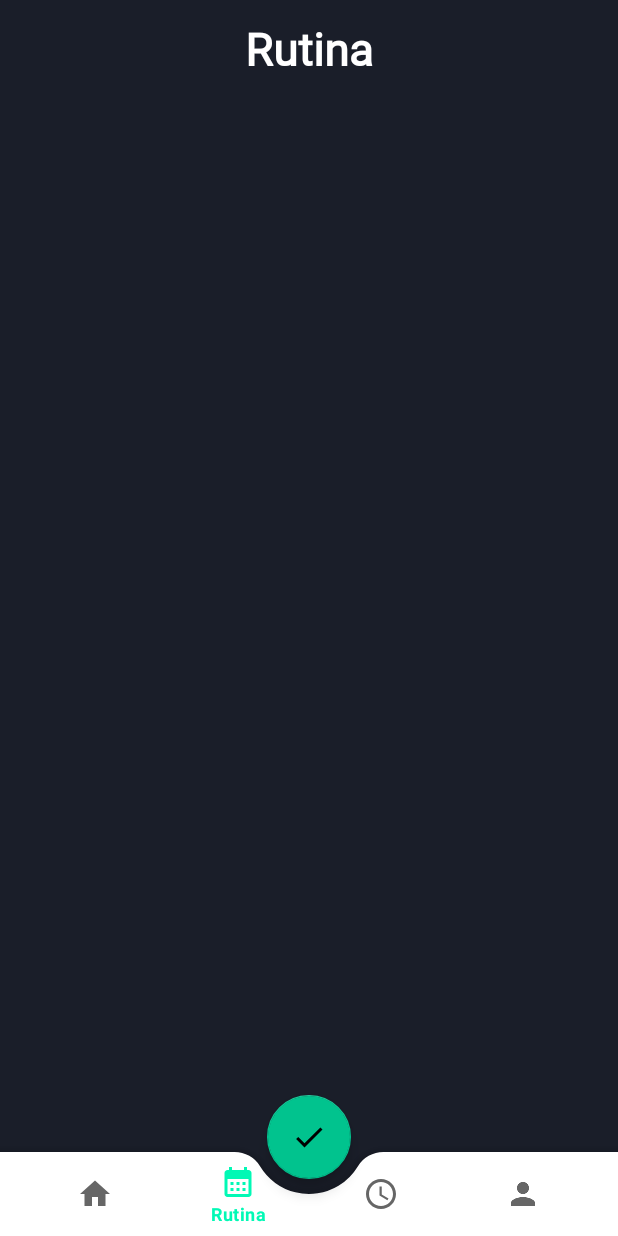
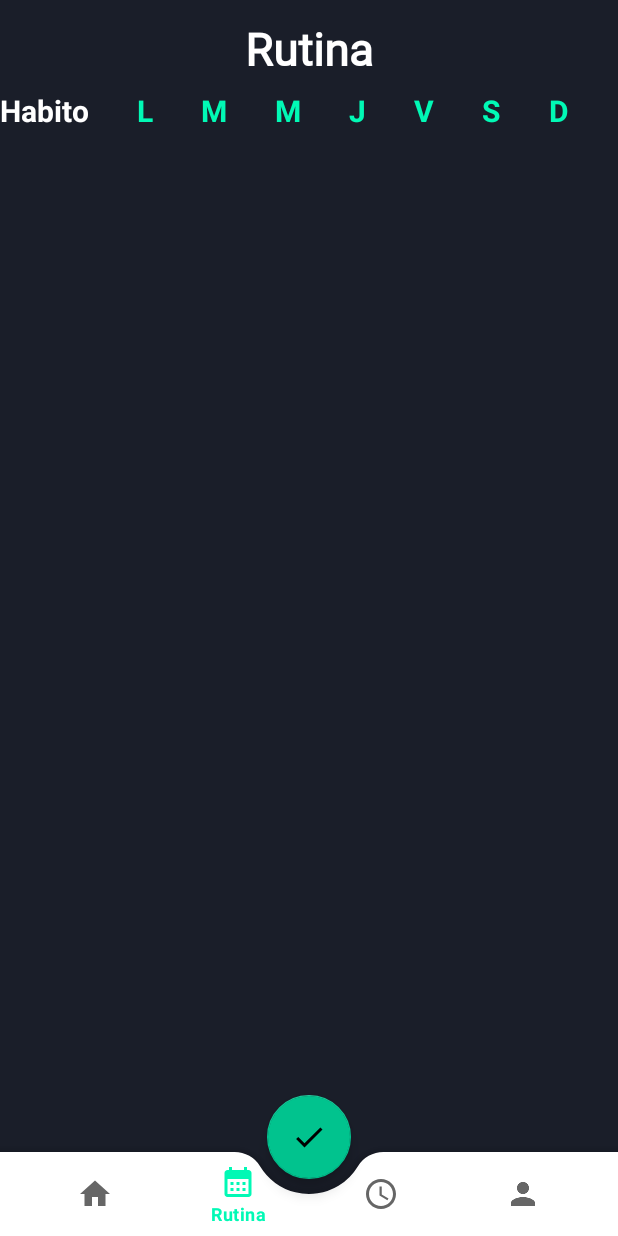
Before and after one commit to OmarQuinonez21/baseDeProyecto, an Android app: the RutinaActivity screen opened directly, with no data from a screen before it, on a phone screen of 412 x 824 dp. Run offline under Robolectric (Android 15) with nearby library versions, the phone set to English and light mode, and no system bars.

Commit message:
Ver Tabla HABITOS en activity Rutina

```diff
--- a/app/src/main/java/com/example/inicio/RutinaActivity.java
+++ b/app/src/main/java/com/example/inicio/RutinaActivity.java
@@ -1,18 +1,29 @@
 package com.example.inicio;
 
+import static com.example.inicio.bdHelper.TABLE_HABITS;
+
 import androidx.appcompat.app.AppCompatActivity;
+import androidx.recyclerview.widget.LinearLayoutManager;
+import androidx.recyclerview.widget.RecyclerView;
 
 import android.content.Intent;
+import android.database.Cursor;
+import android.database.sqlite.SQLiteDatabase;
 import android.os.Bundle;
 import android.view.View;
-import android.widget.ImageButton;
 
+import com.example.inicio.adaptadoresRutina.ListaRutinasAdapter;
 import com.example.inicio.databinding.ActivityMainBinding;
+import com.example.inicio.entidadesRutina.Rutina;
 import com.google.android.material.bottomnavigation.BottomNavigationView;
 import com.google.android.material.floatingactionbutton.FloatingActionButton;
 
+import java.util.ArrayList;
+
 public class RutinaActivity extends AppCompatActivity {
     String nombreUsuario;
+    RecyclerView listaRutinas;
+    ArrayList<Rutina> listaArrayRutinas;
     @Override
     protected void onCreate(Bundle savedInstanceState) {
         super.onCreate(savedInstanceState);
@@ -20,6 +31,14 @@ public class RutinaActivity extends AppCompatActivity {
 
         setContentView(R.layout.activity_rutina);
         getSupportActionBar().hide(); //esconde el titulo de la app para usar toda la pantalla
+        listaRutinas=findViewById(R.id.lista_habitos);
+
+        listaRutinas.setLayoutManager(new LinearLayoutManager(this));
+        dbRutina BaseDatosRutina =new dbRutina(RutinaActivity.this);
+        listaArrayRutinas = new ArrayList<>();
+        ListaRutinasAdapter adapterRutina = new ListaRutinasAdapter(BaseDatosRutina.mostrarContactos());
+        listaRutinas.setAdapter(adapterRutina);
+
         BottomNavigationView navRutina = findViewById(R.id.bottomNavigationView);
         navRutina.setSelectedItemId(R.id.navigation_rut);
         navRutina.setBackground(null);
@@ -65,5 +84,7 @@ public class RutinaActivity extends AppCompatActivity {
 
 
 
+
     }
+
 }
--- /dev/null
+++ b/app/src/main/java/com/example/inicio/adaptadoresRutina/ListaRutinasAdapter.java
@@ -0,0 +1,63 @@
+package com.example.inicio.adaptadoresRutina;
+
+import android.view.LayoutInflater;
+import android.view.View;
+import android.view.ViewGroup;
+import android.widget.TextView;
+
+import androidx.annotation.NonNull;
+import androidx.recyclerview.widget.RecyclerView;
+
+import com.example.inicio.R;
+import com.example.inicio.entidadesRutina.Rutina;
+
+import java.util.ArrayList;
+
+public class ListaRutinasAdapter extends RecyclerView.Adapter<ListaRutinasAdapter.RutinaViewHolder>{
+
+    ArrayList<Rutina> listaRutinas;
+    public ListaRutinasAdapter(ArrayList<Rutina> listaRutinas){
+        this.listaRutinas = listaRutinas;
+    }
+
+
+    @NonNull
+    @Override
+    public ListaRutinasAdapter.RutinaViewHolder onCreateViewHolder(@NonNull ViewGroup parent, int viewType) {
+        View view = LayoutInflater.from(parent.getContext()).inflate(R.layout.lista_item_rutina, null,false );
+        return new RutinaViewHolder(view);
+    }
+
+    @Override
+    public void onBindViewHolder(@NonNull ListaRutinasAdapter.RutinaViewHolder holder, int position) {
+        holder.column_habito.setText(listaRutinas.get(position).getHabito());
+        holder.column_lunes.setText(listaRutinas.get(position).getLunes());
+        holder.column_martes.setText(listaRutinas.get(position).getMartes());
+        holder.column_miercoles.setText(listaRutinas.get(position).getMiercoles());
+        holder.column_jueves.setText(listaRutinas.get(position).getJueves());
+        holder.column_viernes.setText(listaRutinas.get(position).getViernes());
+        holder.column_sabado.setText(listaRutinas.get(position).getSabado());
+        holder.column_domingo.setText(listaRutinas.get(position).getDomingo());
+    }
+
+    @Override
+    public int getItemCount() {
+        return listaRutinas.size();
+    }
+
+    public class RutinaViewHolder extends RecyclerView.ViewHolder {
+
+        TextView column_habito, column_lunes, column_martes, column_miercoles, column_jueves, column_viernes, column_sabado, column_domingo;
+        public RutinaViewHolder(@NonNull View itemView) {
+            super(itemView);
+            column_habito = itemView.findViewById(R.id.column_habito);
+            column_lunes = itemView.findViewById(R.id.column_lunes);
+            column_martes = itemView.findViewById(R.id.column_martes);
+            column_miercoles = itemView.findViewById(R.id.column_miercoles);
+            column_jueves = itemView.findViewById(R.id.column_jueves);
+            column_viernes = itemView.findViewById(R.id.column_viernes);
+            column_sabado = itemView.findViewById(R.id.column_sabado);
+            column_domingo = itemView.findViewById(R.id.column_domingo);
+        }
+    }
+}
--- a/app/src/main/java/com/example/inicio/bdHelper.java
+++ b/app/src/main/java/com/example/inicio/bdHelper.java
@@ -5,6 +5,10 @@ import android.database.Cursor;
 import android.database.sqlite.SQLiteDatabase;
 import android.database.sqlite.SQLiteOpenHelper;
 import android.util.Log;
+
+import com.example.inicio.entidadesRutina.Rutina;
+
+import java.util.ArrayList;
 
 public class bdHelper extends SQLiteOpenHelper {
     //Nombre de la base de datos
@@ -193,4 +197,6 @@ public class bdHelper extends SQLiteOpenHelper {
         Cursor cursor = db.query("usuarios", projection, selection, selectionArgs, null, null, null);
         return cursor;
     }
+
+
 }
--- /dev/null
+++ b/app/src/main/java/com/example/inicio/dbRutina.java
@@ -0,0 +1,81 @@
+package com.example.inicio;
+
+import android.content.Context;
+import android.database.Cursor;
+import android.database.sqlite.SQLiteDatabase;
+
+import androidx.annotation.Nullable;
+
+import com.example.inicio.entidadesRutina.Rutina;
+
+import java.util.ArrayList;
+
+public class dbRutina extends bdHelper{
+    Context context;
+
+    public dbRutina(@Nullable Context context) {
+        super(context);
+        this.context = context;
+    }
+
+    public ArrayList<Rutina> mostrarContactos() {
+
+        bdHelper dbHelper = new bdHelper(context);
+        SQLiteDatabase db = dbHelper.getWritableDatabase();
+
+        ArrayList<Rutina> listaRutina = new ArrayList<>();
+        Rutina contacto;
+        Cursor cursorContactos;
+
+        cursorContactos = db.rawQuery("SELECT * FROM " + TABLE_HABITS + " ORDER BY habito ASC", null);
+
+        if (cursorContactos.moveToFirst()) {
+            do {
+                contacto = new Rutina();
+                contacto.setId(cursorContactos.getInt(0));
+                contacto.setHabito(cursorContactos.getString(1));
+                contacto.setLunes(cursorContactos.getString(2));
+                contacto.setMartes(cursorContactos.getString(3));
+                contacto.setMiercoles(cursorContactos.getString(4));
+                contacto.setJueves(cursorContactos.getString(5));
+                contacto.setViernes(cursorContactos.getString(6));
+                contacto.setSabado(cursorContactos.getString(7));
+                contacto.setDomingo(cursorContactos.getString(8));
+                listaRutina.add(contacto);
+            } while (cursorContactos.moveToNext());
+        }
+
+        cursorContactos.close();
+
+        return listaRutina;
+    }
+
+    public Rutina verContacto(int id) {
+
+        bdHelper dbHelper = new bdHelper(context);
+        SQLiteDatabase db = dbHelper.getWritableDatabase();
+
+        Rutina contacto = null;
+        Cursor cursorContactos;
+
+        cursorContactos = db.rawQuery("SELECT * FROM " + TABLE_HABITS + " WHERE id = " + id + " LIMIT 1", null);
+
+        if (cursorContactos.moveToFirst()) {
+            contacto = new Rutina();
+            contacto.setId(cursorContactos.getInt(0));
+            contacto.setHabito(cursorContactos.getString(1));
+            contacto.setLunes(cursorContactos.getString(2));
+            contacto.setMartes(cursorContactos.getString(3));
+            contacto.setMiercoles(cursorContactos.getString(4));
+            contacto.setJueves(cursorContactos.getString(5));
+            contacto.setViernes(cursorContactos.getString(6));
+            contacto.setSabado(cursorContactos.getString(7));
+            contacto.setDomingo(cursorContactos.getString(8));
+        }
+
+        cursorContactos.close();
+
+        return contacto;
+    }
+
+}
--- a/app/src/main/java/com/example/inicio/pomodoroActivity.java
+++ b/app/src/main/java/com/example/inicio/pomodoroActivity.java
@@ -172,6 +172,7 @@ public class pomodoroActivity extends AppCompatActivity {
                                     mTextViewCountDown.setTextSize(30);
                                     mTextViewCountDown.setText(mensaje);
                                     indicaciones.setTextColor(Color.WHITE);
+                                    indicaciones.setVisibility(View.INVISIBLE);
                                     //aqui se puede agregar una booleana para descanso y cuando salga la boleana dar felicitaciones
                                 }
                             }.start();
@@ -209,6 +210,7 @@ public class pomodoroActivity extends AppCompatActivity {
 
     private void resetTimer() {
         indicaciones.setText("Ingresa los minutos de concentracion");
+        indicaciones.setVisibility(View.VISIBLE);
         indicaciones.setTextColor(Color.WHITE);
         x = START_TIME_IN_MILLIS;
         updateCountDownText();
--- a/app/src/main/res/layout/activity_rutina.xml
+++ b/app/src/main/res/layout/activity_rutina.xml
@@ -26,6 +26,105 @@
         app:layout_constraintStart_toStartOf="parent"
         app:layout_constraintTop_toTopOf="parent" />
 </androidx.constraintlayout.widget.ConstraintLayout>
+    <RelativeLayout
+        android:layout_width="match_parent"
+        android:layout_height="match_parent">
+
+        <LinearLayout
+            android:layout_width="match_parent"
+            android:layout_height="68dp"
+            android:layout_marginTop="60dp"
+            android:orientation="horizontal">
+
+            <TextView
+                android:id="@+id/tituloHabito"
+                android:layout_width="wrap_content"
+                android:layout_height="match_parent"
+                android:layout_weight="1"
+                android:text="Habito"
+                android:textColor="@color/white"
+                android:textSize="20sp"
+                android:textStyle="bold"/>
+
+            <TextView
+                android:id="@+id/tituloLunes"
+                android:layout_width="wrap_content"
+                android:layout_height="match_parent"
+                android:layout_weight="1"
+                android:text="L"
+                android:textColor="@color/tur_1"
+                android:textSize="20sp"
+                android:textStyle="bold"/>
+
+            <TextView
+                android:id="@+id/tituloMartes"
+                android:layout_width="wrap_content"
+                android:layout_height="match_parent"
+                android:layout_weight="1"
+                android:text="M"
+                android:textColor="@color/tur_1"
+                android:textSize="20sp"
+                android:textStyle="bold"/>
+
+            <TextView
+                android:id="@+id/tituloMiercoles"
+                android:layout_width="wrap_content"
+                android:layout_height="match_parent"
+                android:layout_weight="1"
+                android:text="M"
+                android:textColor="@color/tur_1"
+                android:textSize="20sp"
+                android:textStyle="bold"/>
+
+            <TextView
+                android:id="@+id/tituloJueves"
+                android:layout_width="wrap_content"
+                android:layout_height="match_parent"
+                android:layout_weight="1"
+                android:text="J"
+                android:textColor="@color/tur_1"
+                android:textSize="20sp"
+                android:textStyle="bold"/>
+            <TextView
+                android:id="@+id/tituloViernes"
+                android:layout_width="wrap_content"
+                android:layout_height="match_parent"
+                android:layout_weight="1"
+                android:text="V"
+                android:textColor="@color/tur_1"
+                android:textSize="20sp"
+                android:textStyle="bold"/>
+            <TextView
+                android:id="@+id/tituloSabado"
+                android:layout_width="wrap_content"
+                android:layout_height="match_parent"
+                android:layout_weight="1"
+                android:text="S"
+                android:textColor="@color/tur_1"
+                android:textSize="20sp"
+                android:textStyle="bold"/>
+            <TextView
+                android:id="@+id/tituloDomingo"
+                android:layout_width="wrap_content"
+                android:layout_height="match_parent"
+                android:layout_weight="1"
+                android:text="D"
+                android:textColor="@color/tur_1"
+                android:textSize="20sp"
+                android:textStyle="bold"/>
+        </LinearLayout>
+        <LinearLayout
+            android:layout_width="match_parent"
+            android:layout_height="match_parent">
+
+            <androidx.recyclerview.widget.RecyclerView
+                android:id="@+id/lista_habitos"
+                android:layout_width="match_parent"
+                android:layout_height="match_parent"
+                android:layout_marginTop="132dp"/>
+        </LinearLayout>
+
+    </RelativeLayout>
 
     <com.google.android.material.bottomappbar.BottomAppBar
         android:id="@+id/bottomAppBar"
```
Also changed, not shown: app/src/main/java/com/example/inicio/entidadesRutina/Rutina.java (added, +85 -0 lines), app/src/main/res/layout/activity_habitos.xml (+5 -4 lines), app/src/main/res/layout/lista_item_rutina.xml (added, +92 -0 lines).
